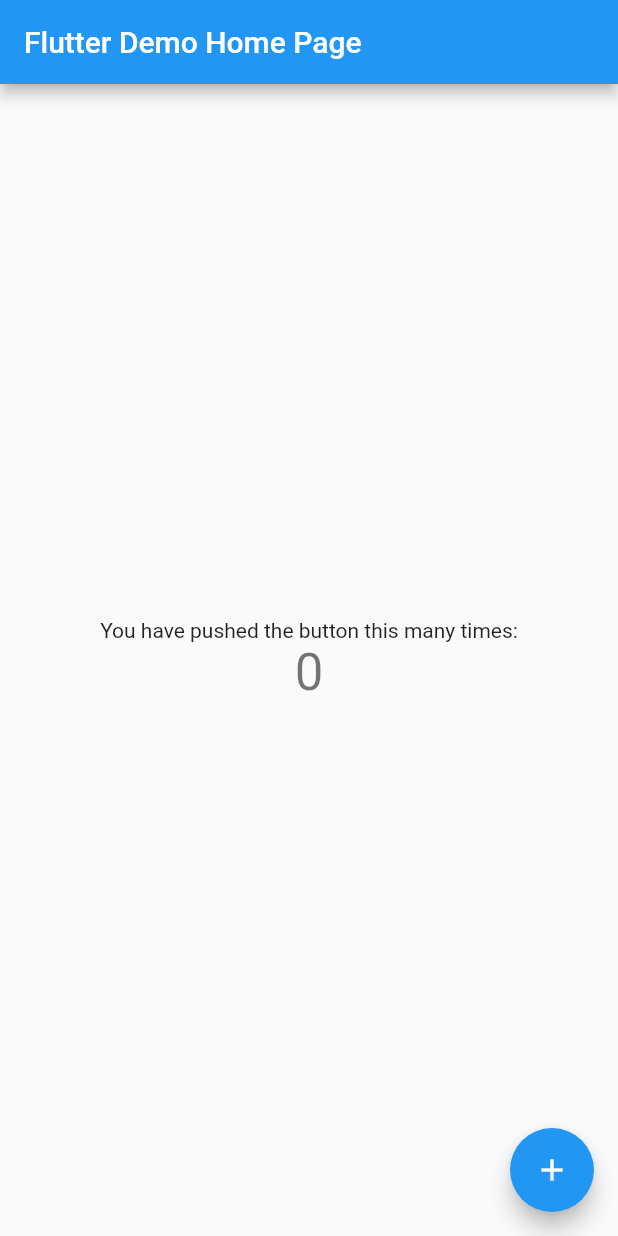
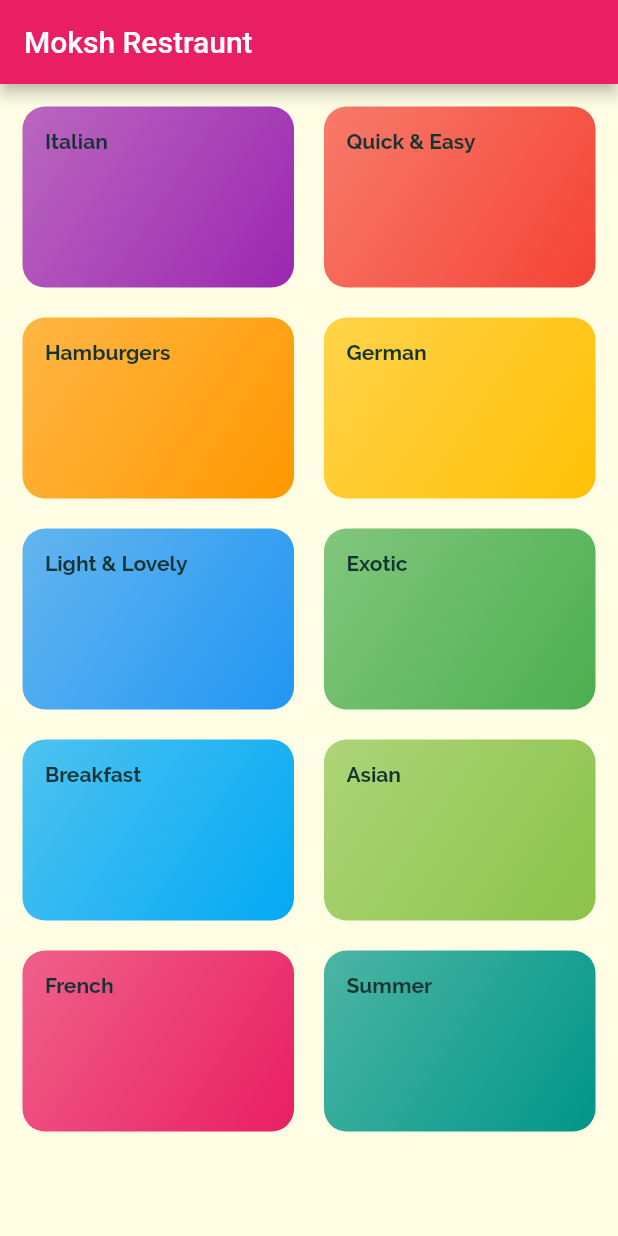
Before and after one commit to mokshchadha/food-app, a Flutter app: the screen it shows after launch, on a phone screen of 412 x 824 dp. Run offline on Flutter 3.47's test engine with Material 2 defaults, Android fonts, the phone set to English and light mode, and no system bars.

Commit message:
added the recipie cards and navigation using pushNamed

```diff
--- /dev/null
+++ b/food_app/lib/categories_screen.dart
@@ -0,0 +1,27 @@
+import 'package:flutter/material.dart';
+import 'package:food_app/category_item.dart';
+
+import './data/dummy_data.dart';
+
+class CategoriesScreen extends StatelessWidget {
+  @override
+  Widget build(BuildContext ctx) {
+    return Scaffold(
+        appBar: AppBar(
+          title: const Text('Moksh Restraunt'),
+        ),
+        body: GridView(
+          padding: const EdgeInsets.all(15),
+          children: DUMMY_CATEGORIES
+              .map(
+                  (e) => CategoryItem(id: e.id, color: e.color, title: e.title))
+              .toList(),
+          gridDelegate: SliverGridDelegateWithMaxCrossAxisExtent(
+            maxCrossAxisExtent: 200,
+            childAspectRatio: 1.5,
+            crossAxisSpacing: 20,
+            mainAxisSpacing: 20,
+          ), // a pre configured class that allows us to create width items and automatically it scalses to as many columns that can be provided with that width
+        ));
+  }
+}
--- /dev/null
+++ b/food_app/lib/category_item.dart
@@ -0,0 +1,34 @@
+import 'package:flutter/material.dart';
+import 'package:food_app/category_meals_screen.dart';
+
+class CategoryItem extends StatelessWidget {
+  final String title;
+  final Color color;
+  final String id;
+
+  CategoryItem({required this.id, required this.color, required this.title});
+
+  void selectCategory(BuildContext ctx) {
+    Navigator.of(ctx).pushNamed('/categoryMeals',
+        arguments: {'id': id, 'title': title, 'color': color});
+  }
+
+  @override
+  Widget build(BuildContext context) {
+    return InkWell(
+      onTap: () => selectCategory(context),
+      splashColor: Theme.of(context).primaryColor,
+      borderRadius: BorderRadius.circular(15),
+      child: Container(
+        padding: const EdgeInsets.all(15),
+        child: Text(title),
+        decoration: BoxDecoration(
+            gradient: LinearGradient(
+                colors: [color.withOpacity(0.7), color],
+                begin: Alignment.topLeft,
+                end: Alignment.bottomRight),
+            borderRadius: BorderRadius.circular(15)),
+      ),
+    );
+  }
+}
--- /dev/null
+++ b/food_app/lib/category_meals_screen.dart
@@ -0,0 +1,32 @@
+import 'package:flutter/material.dart';
+
+class CategoryMealsScreen extends StatelessWidget {
+  // final String id;
+  // final String title;
+  // final Color color;
+  static const String routeName = '/categoryMeals';
+
+  // CategoryMealsScreen(
+  //     {required this.id, required this.title, required this.color});
+
+  @override
+  Widget build(BuildContext context) {
+    final routeArgs =
+        ModalRoute.of(context)?.settings.arguments as Map<String, Object>;
+    final String categoryTitle =
+        routeArgs['title'] != null ? routeArgs['title'].toString() : "NA";
+
+    final Color categoryColor = routeArgs['color'] != null
+        ? (routeArgs['color']) as Color
+        : Theme.of(context).primaryColor;
+    return Scaffold(
+      appBar: AppBar(
+        title: Text(categoryTitle),
+        backgroundColor: categoryColor,
+      ),
+      body: Center(
+        child: Text('these are $categoryTitle recipies'),
+      ),
+    );
+  }
+}
--- /dev/null
+++ b/food_app/lib/data/dummy_data.dart
@@ -0,0 +1,56 @@
+import 'package:flutter/material.dart';
+
+import '../models/category.dart';
+
+final DUMMY_CATEGORIES = [
+  Category(
+    id: 'c1',
+    title: 'Italian',
+    color: Colors.purple,
+  ),
+  Category(
+    id: 'c2',
+    title: 'Quick & Easy',
+    color: Colors.red,
+  ),
+  Category(
+    id: 'c3',
+    title: 'Hamburgers',
+    color: Colors.orange,
+  ),
+  Category(
+    id: 'c4',
+    title: 'German',
+    color: Colors.amber,
+  ),
+  Category(
+    id: 'c5',
+    title: 'Light & Lovely',
+    color: Colors.blue,
+  ),
+  Category(
+    id: 'c6',
+    title: 'Exotic',
+    color: Colors.green,
+  ),
+  Category(
+    id: 'c7',
+    title: 'Breakfast',
+    color: Colors.lightBlue,
+  ),
+  Category(
+    id: 'c8',
+    title: 'Asian',
+    color: Colors.lightGreen,
+  ),
+  Category(
+    id: 'c9',
+    title: 'French',
+    color: Colors.pink,
+  ),
+  Category(
+    id: 'c10',
+    title: 'Summer',
+    color: Colors.teal,
+  ),
+];
--- a/food_app/lib/main.dart
+++ b/food_app/lib/main.dart
@@ -1,4 +1,6 @@
 import 'package:flutter/material.dart';
+import 'package:food_app/categories_screen.dart';
+import 'package:food_app/category_meals_screen.dart';
 
 void main() {
   runApp(const MyApp());
@@ -7,39 +9,27 @@ void main() {
 class MyApp extends StatelessWidget {
   const MyApp({Key? key}) : super(key: key);
 
-  // This widget is the root of your application.
   @override
   Widget build(BuildContext context) {
     return MaterialApp(
       title: 'Flutter Demo',
       theme: ThemeData(
-        // This is the theme of your application.
-        //
-        // Try running your application with "flutter run". You'll see the
-        // application has a blue toolbar. Then, without quitting the app, try
-        // changing the primarySwatch below to Colors.green and then invoke
-        // "hot reload" (press "r" in the console where you ran "flutter run",
-        // or simply save your changes to "hot reload" in a Flutter IDE).
-        // Notice that the counter didn't reset back to zero; the application
-        // is not restarted.
-        primarySwatch: Colors.blue,
-      ),
-      home: const MyHomePage(title: 'Flutter Demo Home Page'),
+          primarySwatch: Colors.pink,
+          accentColor: Colors.amber,
+          canvasColor: Color.fromRGBO(255, 254, 229, 1),
+          fontFamily: 'Raleway',
+          textTheme: ThemeData.light().textTheme.copyWith(
+                bodyText1: TextStyle(color: Color.fromRGBO(20, 51, 51, 1)),
+                bodyText2: TextStyle(color: Color.fromRGBO(20, 51, 51, 1)),
+              )),
+      home: CategoriesScreen(),
+      routes: {CategoryMealsScreen.routeName: (ctx) => CategoryMealsScreen()},
     );
   }
 }
 
 class MyHomePage extends StatefulWidget {
   const MyHomePage({Key? key, required this.title}) : super(key: key);
-
-  // This widget is the home page of your application. It is stateful, meaning
-  // that it has a State object (defined below) that contains fields that affect
-  // how it looks.
-
-  // This class is the configuration for the state. It holds the values (in this
-  // case the title) provided by the parent (in this case the App widget) and
-  // used by the build method of the State. Fields in a Widget subclass are
-  // always marked "final".
 
   final String title;
 
@@ -52,47 +42,18 @@ class _MyHomePageState extends State<MyHomePage> {
 
   void _incrementCounter() {
     setState(() {
-      // This call to setState tells the Flutter framework that something has
-      // changed in this State, which causes it to rerun the build method below
-      // so that the display can reflect the updated values. If we changed
-      // _counter without calling setState(), then the build method would not be
-      // called again, and so nothing would appear to happen.
       _counter++;
     });
   }
 
   @override
   Widget build(BuildContext context) {
-    // This method is rerun every time setState is called, for instance as done
-    // by the _incrementCounter method above.
-    //
-    // The Flutter framework has been optimized to make rerunning build methods
-    // fast, so that you can just rebuild anything that needs updating rather
-    // than having to individually change instances of widgets.
     return Scaffold(
       appBar: AppBar(
-        // Here we take the value from the MyHomePage object that was created by
-        // the App.build method, and use it to set our appbar title.
         title: Text(widget.title),
       ),
       body: Center(
-        // Center is a layout widget. It takes a single child and positions it
-        // in the middle of the parent.
         child: Column(
-          // Column is also a layout widget. It takes a list of children and
-          // arranges them vertically. By default, it sizes itself to fit its
-          // children horizontally, and tries to be as tall as its parent.
-          //
-          // Invoke "debug painting" (press "p" in the console, choose the
-          // "Toggle Debug Paint" action from the Flutter Inspector in Android
-          // Studio, or the "Toggle Debug Paint" command in Visual Studio Code)
-          // to see the wireframe for each widget.
-          //
-          // Column has various properties to control how it sizes itself and
-          // how it positions its children. Here we use mainAxisAlignment to
-          // center the children vertically; the main axis here is the vertical
-          // axis because Columns are vertical (the cross axis would be
-          // horizontal).
           mainAxisAlignment: MainAxisAlignment.center,
           children: <Widget>[
             const Text(
@@ -109,7 +70,7 @@ class _MyHomePageState extends State<MyHomePage> {
         onPressed: _incrementCounter,
         tooltip: 'Increment',
         child: const Icon(Icons.add),
-      ), // This trailing comma makes auto-formatting nicer for build methods.
+      ),
     );
   }
 }
--- /dev/null
+++ b/food_app/lib/models/category.dart
@@ -0,0 +1,8 @@
+import 'package:flutter/material.dart';
+
+class Category {
+  final String id;
+  final String title;
+  final Color color;
+  Category({required this.id, required this.title, this.color = Colors.orange});
+}
```
Also changed, not shown: food_app/pubspec.yaml (+20 -15 lines), food_app/assets/fonts/Raleway-Black.ttf (added), food_app/assets/fonts/Raleway-Bold.ttf (added), food_app/assets/fonts/Raleway-Regular.ttf (added), food_app/assets/fonts/RobotoCondensed-Bold.ttf (added), food_app/assets/fonts/RobotoCondensed-Italic.ttf (added), food_app/assets/fonts/RobotoCondensed-Light.ttf (added), food_app/assets/fonts/RobotoCondensed-Regular.ttf (added).
